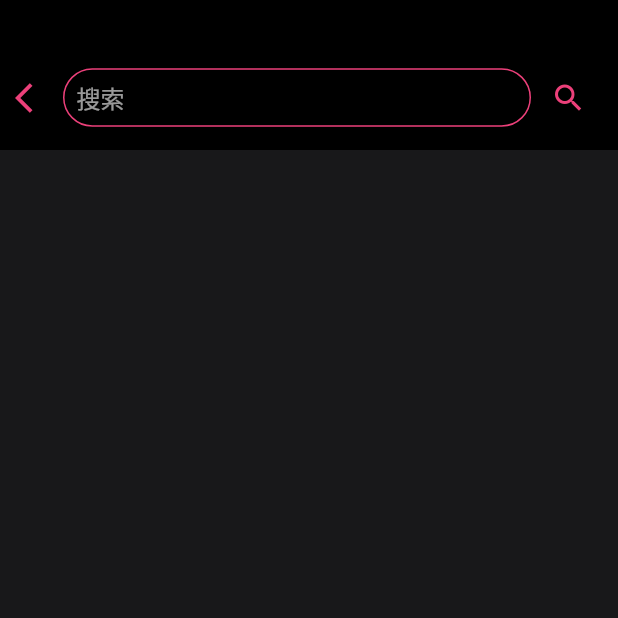
After one commit to bigducksoup/DiliVideo-Flutter, a Flutter app: the SearchPage screen opened by its route, on a phone screen of 412 x 824 dp, the top half of it. The commit adds this screen. Run offline on Flutter 3.47's test engine with Material 2 defaults, Android fonts, the phone set to English and light mode, and no system bars; our stand-ins replace cached_network_image, dio, flutter_svg, font_awesome_flutter, get, image_picker and 2 more; accounts and stored records are empty; generated files the repository leaves out were written again; network calls fail.

Commit message:
new feature

```diff
--- a/lib/component/RoundedInput.dart
+++ b/lib/component/RoundedInput.dart
@@ -2,7 +2,7 @@ import 'package:dili_video/controller/RoundedInputController.dart';
 import 'package:flutter/material.dart';
 
 class RoundedInput extends StatefulWidget {
-  const RoundedInput({Key? key, required this.roundedInputController, required this.hintText, this.onClickSendBtn})
+  const RoundedInput({Key? key, required this.roundedInputController, required this.hintText, this.onClickSendBtn, this.fillColor, this.borderColor, this.textColor, this.iconColor, this.btnIcon})
       : super(key: key);
 
   final RoundedInputController roundedInputController;
@@ -10,6 +10,16 @@ class RoundedInput extends StatefulWidget {
   final String hintText;
 
   final Function(String text)? onClickSendBtn;
+
+  final Color? fillColor;
+
+  final Color? borderColor;
+
+  final Color? textColor;
+
+  final Color? iconColor;
+
+  final IconData? btnIcon;
 
   @override
   State<RoundedInput> createState() => _RoundedInputState();
@@ -28,17 +38,19 @@ class _RoundedInputState extends State<RoundedInput> {
               child: Container(
                   padding: const EdgeInsets.only(left: 8, right: 5),
                   decoration: BoxDecoration(
+                      color: widget.fillColor ?? Colors.transparent,
                       borderRadius: BorderRadius.circular(50),
-                      border: Border.all(color: Colors.pink)),
+                      border: Border.all(color: widget.borderColor ?? Colors.pink.shade400)),
                   child: Center(
                     child: TextField(
+                      style: TextStyle(color: widget.textColor),
                       controller: widget.roundedInputController.textEditingController,
                       focusNode: widget.roundedInputController.focusNode,
                       decoration:   InputDecoration(
                           border: InputBorder.none,
                           contentPadding: const EdgeInsets.all(0),
                           isCollapsed: true,
-                          hintText: widget.hintText
+                          hintText: widget.hintText,
                           ),
                           cursorColor: Colors.pink.shade500,
 
@@ -46,7 +58,7 @@ class _RoundedInputState extends State<RoundedInput> {
                   ))),
           InkWell(onTap: () {
             widget.onClickSendBtn?.call(widget.roundedInputController.textEditingController.text);
-          },child:  const SizedBox(width: 50, height: 50, child: Icon(Icons.send)))
+          },child:   SizedBox(width: 50, height: 50, child: Icon(widget.btnIcon?? Icons.send,color: widget.iconColor ?? Colors.white,)))
         ],
       ),
     );
--- a/lib/controller/RoundedInputController.dart
+++ b/lib/controller/RoundedInputController.dart
@@ -31,4 +31,9 @@ class RoundedInputController{
     textEditingController.clear();
   }
 
+
+  void setText(String text){
+    textEditingController.text = text;
+  }
+
 }
--- a/lib/main.dart
+++ b/lib/main.dart
@@ -2,6 +2,7 @@ import 'dart:convert';
 
 import 'package:dili_video/pages/publish/publish.dart';
 import 'package:dili_video/pages/register/register.dart';
+import 'package:dili_video/pages/search/search.dart';
 import 'package:dili_video/pages/setting/setting_page.dart';
 import 'package:dili_video/states/auth_state.dart';
 import 'package:dili_video/pages/user_page/user_page.dart';
@@ -46,7 +47,8 @@ void main() {
       GetPage(name: '/user_info', page: ()=>const UserPage()),
       GetPage(name: '/setting', page: ()=>const SettingPage()),
       GetPage(name: '/register', page: ()=>const RegisterPage()),
-      GetPage(name: '/video_history', page: ()=> const VideoHistoryPage())
+      GetPage(name: '/video_history', page: ()=> const VideoHistoryPage()),
+      GetPage(name: '/search', page: ()=>const SearchPage(),transition: Transition.fade, )
     ],
   ));
   });
--- /dev/null
+++ b/lib/pages/search/search.dart
@@ -0,0 +1,80 @@
+import 'package:dili_video/component/RoundedInput.dart';
+import 'package:dili_video/controller/RoundedInputController.dart';
+import 'package:dili_video/theme/colors.dart';
+import 'package:flutter/material.dart';
+import 'package:get/get.dart';
+
+class SearchPage extends StatefulWidget {
+  const SearchPage({super.key});
+
+  @override
+  State<SearchPage> createState() => _SearchPageState();
+}
+
+class _SearchPageState extends State<SearchPage> {
+  @override
+  Widget build(BuildContext context) {
+    return Scaffold(
+      body: Container(
+        color: Colors.black,
+        padding: const EdgeInsets.only(top: 30,),
+          child: Column(
+        children: [
+          SearchTop(),
+          Expanded(
+              child: Container(
+            color: maindarkcolor,
+          ))
+        ],
+      )),
+    );
+  }
+}
+
+class SearchTop extends StatefulWidget {
+  const SearchTop({super.key});
+
+  @override
+  State<SearchTop> createState() => _SearchTopState();
+}
+
+class _SearchTopState extends State<SearchTop> {
+  late RoundedInputController roundedInputController;
+
+  @override
+  void initState() {
+    super.initState();
+    roundedInputController = RoundedInputController();
+  }
+
+  @override
+  Widget build(BuildContext context) {
+    return Container(
+        width: double.infinity,
+        height: 70,
+        color: Colors.black,
+        child: Row(
+          mainAxisAlignment: MainAxisAlignment.center,
+          crossAxisAlignment: CrossAxisAlignment.center,
+          children: [
+             Padding(
+                padding: const EdgeInsets.only(left: 10),
+                child: GestureDetector(onTap: () => Get.back(),child:  Icon(Icons.arrow_back_ios,color: Colors.pink.shade400,))),
+            Expanded(
+              child: Container(
+                  width: double.infinity,
+                  height: 55,
+                  child: RoundedInput(
+                    roundedInputController: roundedInputController,
+                    hintText: "搜索",
+                    borderColor: Colors.pink.shade400,
+                    textColor: Colors.white,
+                    fillColor: Colors.black54,
+                    btnIcon: Icons.search,
+                    iconColor: Colors.pink.shade400,
+                  )),
+            ),
+          ],
+        ));
+  }
+}
--- a/lib/states/auth_state.dart
+++ b/lib/states/auth_state.dart
@@ -1,6 +1,7 @@
 
 import 'package:get/get.dart';
 
+/// AuthState store runtime user auth state
 class AuthState{
 
 
```
Also changed, not shown: lib/component/child_module.dart (added, +33 -0 lines), lib/component/post_item.dart (+33 -3 lines), lib/entity/module_vo.dart (added, +46 -0 lines), lib/entity/post_vo.dart (added, +47 -0 lines), lib/http/auth_api.dart (+9 -7 lines), lib/http/main_api.dart (+36 -0 lines), lib/pages/post_detail/post_detail.dart (+32 -1 lines), lib/pages/video_page/video_page.dart (+71 -15 lines), lib/utils/file_utils.dart (+7 -2 lines), lib/views/home/home.dart (+7 -2 lines), lib/entity/module_vo.g.dart (added), lib/entity/post_vo.g.dart (added).
